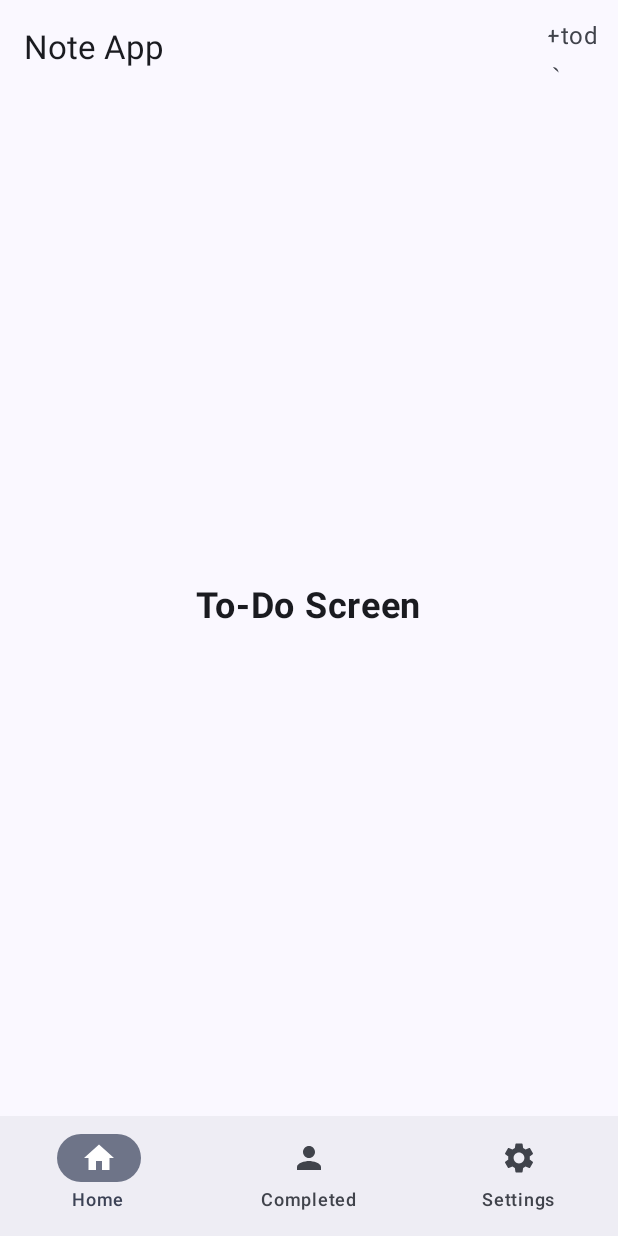
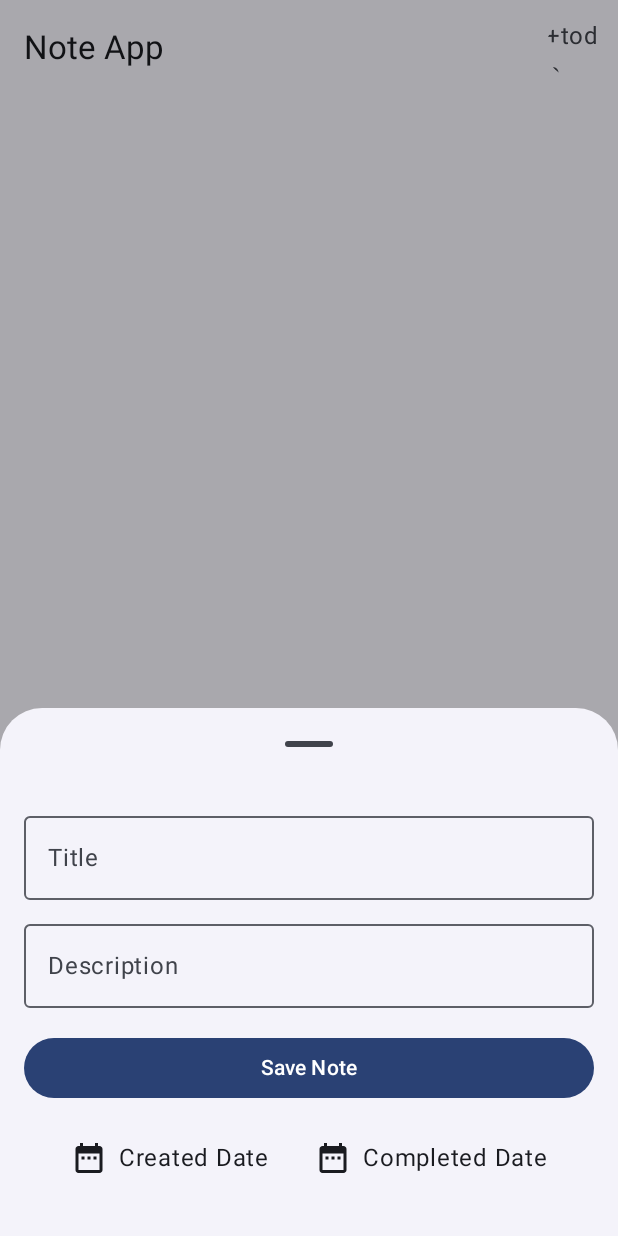
Before and after one commit to anjanishubham/NoteApp, an Android app built with Jetpack Compose: the screen it shows after launch (MainActivity), after a tap on "+todo", on a phone screen of 412 x 824 dp. Run offline under Robolectric (Android 15) with nearby library versions, the phone set to English and light mode, and no system bars; our stand-ins replace Dagger/Hilt's generated code, Room's generated code.

Commit message:
Added BottomSheetContent for adding TODO Task

```diff
--- a/app/src/main/java/com/example/noteapp/MainActivity.kt
+++ b/app/src/main/java/com/example/noteapp/MainActivity.kt
@@ -1,13 +1,26 @@
 package com.example.noteapp
 
+import android.os.Build
 import android.os.Bundle
 import androidx.activity.ComponentActivity
 import androidx.activity.compose.setContent
 import androidx.activity.enableEdgeToEdge
+import androidx.annotation.RequiresApi
+import androidx.compose.foundation.background
+import androidx.compose.foundation.layout.Column
+import androidx.compose.foundation.layout.Spacer
+import androidx.compose.foundation.layout.fillMaxWidth
+import androidx.compose.foundation.layout.height
+import androidx.compose.foundation.layout.padding
+import androidx.compose.foundation.shape.RoundedCornerShape
+import androidx.compose.material3.MaterialTheme
 import androidx.compose.material3.Text
 import androidx.compose.runtime.Composable
 import androidx.compose.ui.Modifier
+import androidx.compose.ui.graphics.Color
+import androidx.compose.ui.text.font.FontWeight
 import androidx.compose.ui.tooling.preview.Preview
+import androidx.compose.ui.unit.dp
 import com.example.noteapp.ui.screen.MainScreen
 import com.example.noteapp.ui.theme.NoteAppTheme
 import dagger.hilt.android.AndroidEntryPoint
@@ -15,6 +28,7 @@ import dagger.hilt.android.AndroidEntryPoint
 
 @AndroidEntryPoint
 class MainActivity : ComponentActivity() {
+    @RequiresApi(Build.VERSION_CODES.O)
     override fun onCreate(savedInstanceState: Bundle?) {
         super.onCreate(savedInstanceState)
         enableEdgeToEdge()
@@ -26,18 +40,9 @@ class MainActivity : ComponentActivity() {
     }
 }
 
-@Composable
-fun Greeting(name: String, modifier: Modifier = Modifier) {
-    Text(
-        text = "Hello $name!",
-        modifier = modifier
-    )
-}
 
 @Preview(showBackground = true)
 @Composable
 fun GreetingPreview() {
-    NoteAppTheme {
-        Greeting("Android")
-    }
+    NoteAppTheme {}
 }
--- /dev/null
+++ b/app/src/main/java/com/example/noteapp/data/local/Note.kt
@@ -0,0 +1,10 @@
+package com.example.noteapp.data.local
+
+import java.time.LocalDateTime
+
+data class Note(
+    val title: String,
+    val description: String,
+    val createdTime: LocalDateTime,
+    var completedTime: LocalDateTime? = null
+)
--- /dev/null
+++ b/app/src/main/java/com/example/noteapp/ui/screen/BottomSheetContent.kt
@@ -0,0 +1,147 @@
+package com.example.noteapp.ui.screen
+
+import android.app.DatePickerDialog
+import android.app.TimePickerDialog
+import android.widget.DatePicker
+import android.widget.TimePicker
+import androidx.compose.foundation.clickable
+import androidx.compose.foundation.layout.Arrangement
+import androidx.compose.foundation.layout.Column
+import androidx.compose.foundation.layout.Row
+import androidx.compose.foundation.layout.Spacer
+import androidx.compose.foundation.layout.fillMaxWidth
+import androidx.compose.foundation.layout.height
+import androidx.compose.foundation.layout.padding
+import androidx.compose.foundation.layout.width
+import androidx.compose.foundation.shape.RoundedCornerShape
+import androidx.compose.material.icons.Icons
+import androidx.compose.material.icons.filled.DateRange
+import androidx.compose.material.icons.filled.Done
+import androidx.compose.material3.Button
+import androidx.compose.material3.Icon
+import androidx.compose.material3.OutlinedTextField
+import androidx.compose.material3.Text
+import androidx.compose.runtime.Composable
+import androidx.compose.runtime.getValue
+import androidx.compose.runtime.mutableStateOf
+import androidx.compose.runtime.remember
+import androidx.compose.runtime.setValue
+import androidx.compose.ui.Alignment
+import androidx.compose.ui.Modifier
+import androidx.compose.ui.draw.clip
+import androidx.compose.ui.platform.LocalContext
+import androidx.compose.ui.unit.dp
+import java.util.Calendar
+
+@Composable
+fun BottomSheetContent(onSave: (String, String) -> Unit) {
+    val context = LocalContext.current
+    val calendar = Calendar.getInstance()
+    val year = calendar.get(Calendar.YEAR)
+    val month = calendar.get(Calendar.MONTH)
+    val dayOfMonth = calendar.get(Calendar.DAY_OF_MONTH)
+    val hour = calendar.get(Calendar.HOUR_OF_DAY)
+    val minute = calendar.get(Calendar.MINUTE)
+
+    var selectedDateText by remember { mutableStateOf("Created Date") }
+    var selectedTimeText by remember { mutableStateOf("Completed Date") }
+    var title by remember { mutableStateOf("") }
+    var description by remember { mutableStateOf("") }
+
+    val datePickerDialog = DatePickerDialog(
+        context,
+        { _: DatePicker, selectedYear, selectedMonth, selectedDayOfMonth ->
+            selectedDateText = "$selectedDayOfMonth, ${getMonthName(selectedMonth)}, $selectedYear"
+        },
+        year,
+        month,
+        dayOfMonth
+    )
+    val timePickerDialog = TimePickerDialog(
+        context,
+        { _: TimePicker, selectedHour, selectedMinute ->
+            selectedTimeText = String.format("%02d:%02d", selectedHour, selectedMinute)
+        },
+        hour,
+        minute,
+        false
+    )
+    Column(
+        modifier = Modifier
+            .padding(16.dp)
+            .fillMaxWidth()
+    ) {
+        OutlinedTextField(
+            value = title,
+            onValueChange = { title = it },
+            label = { Text("Title") },
+            modifier = Modifier.fillMaxWidth(), maxLines = 1
+        )
+        Spacer(modifier = Modifier.height(8.dp))
+        OutlinedTextField(
+            value = description,
+            onValueChange = { description = it },
+            label = { Text("Description") },
+            modifier = Modifier.fillMaxWidth()
+        )
+        Spacer(modifier = Modifier.height(16.dp))
+        Button(
+            onClick = { onSave(title, description) },
+            modifier = Modifier.fillMaxWidth()
+        ) {
+            Text("Save Note")
+        }
+
+        Row(
+            horizontalArrangement = Arrangement.SpaceAround,
+            modifier = Modifier
+                .fillMaxWidth()
+                .padding(16.dp)
+        ) {
+            // Date Picker Button
+            Row(
+                modifier = Modifier
+                    .clip(RoundedCornerShape(8.dp))
+                    .clickable { datePickerDialog.show() }
+                    .padding(8.dp),
+                verticalAlignment = Alignment.CenterVertically
+            ) {
+                Icon(Icons.Filled.DateRange, contentDescription = "Calendar Icon")
+                Spacer(modifier = Modifier.width(8.dp))
+                Text(selectedDateText)
+            }
+
+            // Time Picker Button
+            Row(
+                modifier = Modifier
+                    .clip(RoundedCornerShape(8.dp))
+                    .clickable { timePickerDialog.show() }
+                    .padding(8.dp),
+                verticalAlignment = Alignment.CenterVertically
+            ) {
+                Icon(Icons.Filled.DateRange, contentDescription = "Time Icon")
+                Spacer(modifier = Modifier.width(8.dp))
+                Text(selectedTimeText)
+            }
+        }
+
+    }
+}
+
+fun getMonthName(month: Int): String {
+    return when (month) {
+        0 -> "Jan"
+        1 -> "Feb"
+        2 -> "Mar"
+        3 -> "Apr"
+        4 -> "May"
+        5 -> "Jun"
+        6 -> "Jul"
+        7 -> "Aug"
+        8 -> "Sep"
+        9 -> "Oct"
+        10 -> "Nov"
+        11 -> "Dec"
+        else -> ""
+    }
+}
--- a/app/src/main/java/com/example/noteapp/ui/screen/MainScreen.kt
+++ b/app/src/main/java/com/example/noteapp/ui/screen/MainScreen.kt
@@ -1,11 +1,29 @@
 package com.example.noteapp.ui.screen
 
+import android.os.Build
+import androidx.annotation.RequiresApi
+import androidx.compose.foundation.layout.Column
+import androidx.compose.foundation.layout.Spacer
 import androidx.compose.foundation.layout.fillMaxSize
+import androidx.compose.foundation.layout.fillMaxWidth
+import androidx.compose.foundation.layout.height
 import androidx.compose.foundation.layout.padding
+import androidx.compose.material3.Button
+import androidx.compose.material3.ExperimentalMaterial3Api
+import androidx.compose.material3.ModalBottomSheet
+import androidx.compose.material3.OutlinedTextField
 import androidx.compose.material3.Scaffold
+import androidx.compose.material3.Text
+import androidx.compose.material3.rememberModalBottomSheetState
 import androidx.compose.runtime.Composable
 import androidx.compose.runtime.collectAsState
+import androidx.compose.runtime.getValue
+import androidx.compose.runtime.mutableStateOf
+import androidx.compose.runtime.remember
+import androidx.compose.runtime.rememberCoroutineScope
+import androidx.compose.runtime.setValue
 import androidx.compose.ui.Modifier
+import androidx.compose.ui.unit.dp
 import androidx.hilt.navigation.compose.hiltViewModel
 import androidx.navigation.compose.NavHost
 import androidx.navigation.compose.composable
@@ -14,22 +32,30 @@ import com.example.noteapp.ui.commonUI.NoteAppToolbar
 import com.example.noteapp.ui.navgation.BottomNavigationBar
 import com.example.noteapp.ui.state.BottomNavItem
 import com.example.noteapp.ui.viewmodel.MainScreenViewModel
+import kotlinx.coroutines.launch
 
+@OptIn(ExperimentalMaterial3Api::class)
+@RequiresApi(Build.VERSION_CODES.O)
 @Composable
 fun MainScreen(modifier: Modifier = Modifier) {
     val navController = rememberNavController()
     val viewModel = hiltViewModel<MainScreenViewModel>()
     val state = viewModel.toolbarState.collectAsState()
-    Scaffold(modifier = Modifier.fillMaxSize(),
+    val scope = rememberCoroutineScope()
+    val sheetState = rememberModalBottomSheetState()
+    var showBottomSheet by remember { mutableStateOf(false) }
+
+    Scaffold(
+        modifier = Modifier.fillMaxSize(),
         bottomBar = {
             BottomNavigationBar(navController)
         },
         topBar = {
-            NoteAppToolbar(noteAppToolbarState = state){ event ->
+            NoteAppToolbar(noteAppToolbarState = state) { event ->
                 viewModel.evenClick(event)
+                showBottomSheet = true
             }
         }
-
     ) { innerPadding ->
         NavHost(
             navController = navController,
@@ -46,5 +72,19 @@ fun MainScreen(modifier: Modifier = Modifier) {
                 SettingScreen()
             }
         }
+
+        if (showBottomSheet) {
+            ModalBottomSheet(
+                onDismissRequest = { showBottomSheet = false },
+                sheetState = sheetState
+            ) {
+                // Your Bottom Sheet Content Goes Here
+                BottomSheetContent(onSave = { title, desc ->
+                    viewModel.addNote(title, desc)
+                    scope.launch { sheetState.hide() }
+                    showBottomSheet = false
+                })
+            }
+        }
     }
 }
--- a/app/src/main/java/com/example/noteapp/ui/screen/TodoScreen.kt
+++ b/app/src/main/java/com/example/noteapp/ui/screen/TodoScreen.kt
@@ -1,5 +1,7 @@
 package com.example.noteapp.ui.screen
 
+import android.os.Build
+import androidx.annotation.RequiresApi
 import androidx.compose.foundation.layout.Box
 import androidx.compose.foundation.layout.fillMaxSize
 import androidx.compose.material3.Text
@@ -11,6 +13,7 @@ import androidx.compose.ui.unit.sp
 import androidx.hilt.navigation.compose.hiltViewModel
 import com.example.noteapp.ui.viewmodel.TodoListScreenViewModel
 
+@RequiresApi(Build.VERSION_CODES.O)
 @Composable
 fun ToDoScreen(modifier: Modifier = Modifier) {
     val viewModel = hiltViewModel<TodoListScreenViewModel>()
@@ -18,6 +21,6 @@ fun ToDoScreen(modifier: Modifier = Modifier) {
         modifier = modifier.fillMaxSize(),
         contentAlignment = Alignment.Center
     ) {
-        Text(text = "To-Do Screen", fontSize = 24.sp, fontWeight = FontWeight.Bold)
+
     }
 }
--- a/app/src/main/java/com/example/noteapp/ui/viewmodel/MainScreenViewModel.kt
+++ b/app/src/main/java/com/example/noteapp/ui/viewmodel/MainScreenViewModel.kt
@@ -28,6 +28,10 @@ class MainScreenViewModel @Inject constructor(
         Log.d("MainScreenViewModel", "evenClick: $event")
     }
 
+    fun addNote(title: String, desc: String) {
+
+    }
+
     companion object{
         fun getTodo() = Todo(
             id = "",
--- a/gradle/libs.versions.toml
+++ b/gradle/libs.versions.toml
@@ -1,5 +1,5 @@
 [versions]
-agp = "8.7.3"
+agp = "8.6.1"
 kotlin = "2.1.10"
 coreKtx = "1.15.0"
 junit = "4.13.2"
```
